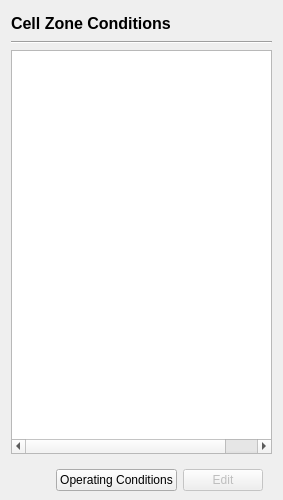
This is view/setup/cell_zone_conditions/cell_zone_conditions_page.ui in nextfoam/baram as Qt 5 draws it before an edit. The edited form follows.
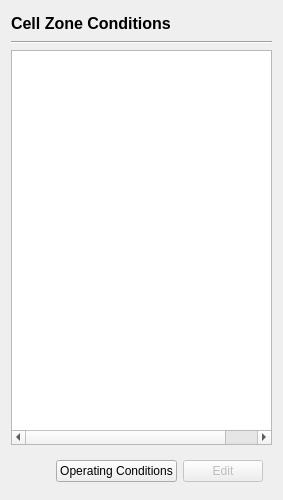
This is the edited form.

The edit to the form file:
```diff
--- a/view/setup/cell_zone_conditions/cell_zone_conditions_page.ui
+++ b/view/setup/cell_zone_conditions/cell_zone_conditions_page.ui
@@ -15,7 +15,7 @@
   </property>
   <layout class="QVBoxLayout" name="verticalLayout">
    <property name="bottomMargin">
-    <number>0</number>
+    <number>9</number>
    </property>
    <item>
     <widget class="QLabel" name="title">
```
